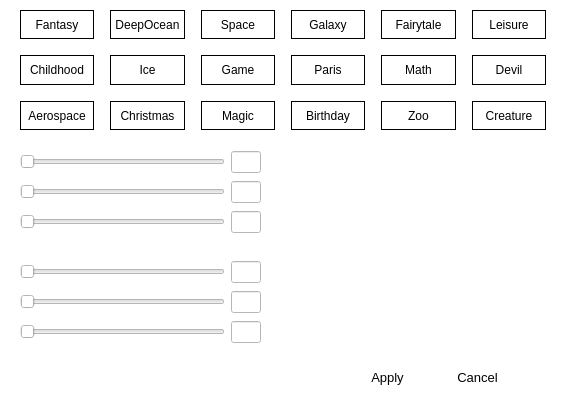
First picture: the form in style.ui, repository muxinyu1/q-chater-client, before the edit.
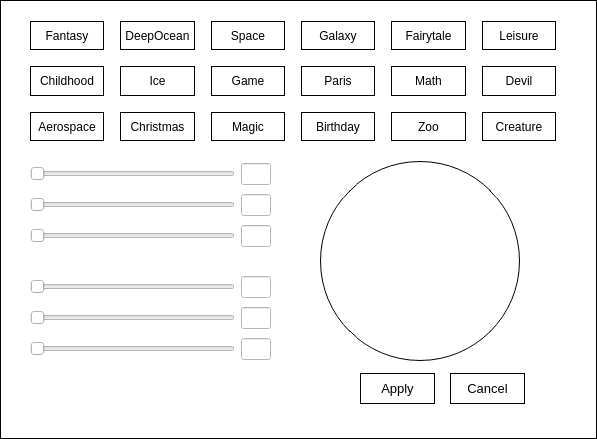
Second picture: the form after the edit. Custom widgets are drawn as their Qt base class.

Diff of the .ui file:
```diff
--- a/style.ui
+++ b/style.ui
@@ -6,8 +6,8 @@
    <rect>
     <x>0</x>
     <y>0</y>
-    <width>577</width>
-    <height>407</height>
+    <width>597</width>
+    <height>439</height>
    </rect>
   </property>
   <property name="minimumSize">
@@ -31,8 +31,8 @@
   <widget class="QWidget" name="gridLayoutWidget">
    <property name="geometry">
     <rect>
-     <x>20</x>
-     <y>10</y>
+     <x>30</x>
+     <y>21</y>
      <width>526</width>
      <height>120</height>
     </rect>
@@ -605,10 +605,10 @@
   <widget class="QWidget" name="gridLayoutWidget_2">
    <property name="geometry">
     <rect>
-     <x>20</x>
-     <y>149</y>
+     <x>30</x>
+     <y>160</y>
      <width>241</width>
-     <height>201</height>
+     <height>208</height>
     </rect>
    </property>
    <layout class="QGridLayout" name="gridLayout_2">
@@ -828,14 +828,14 @@
   <widget class="QLabel" name="label">
    <property name="geometry">
     <rect>
-     <x>310</x>
-     <y>150</y>
+     <x>320</x>
+     <y>161</y>
      <width>200</width>
      <height>200</height>
     </rect>
    </property>
    <property name="styleSheet">
-    <string notr="true">border-color: rgb(0, 0, 0);
+    <string notr="true">border: 1px solid black;
 border-radius:100px;
 </string>
    </property>
@@ -844,10 +844,13 @@
    </property>
   </widget>
   <widget class="QPushButton" name="pushButton_apply">
+   <property name="enabled">
+    <bool>true</bool>
+   </property>
    <property name="geometry">
     <rect>
-     <x>350</x>
-     <y>362</y>
+     <x>360</x>
+     <y>373</y>
      <width>75</width>
      <height>31</height>
     </rect>
@@ -860,10 +863,9 @@
    </property>
    <property name="styleSheet">
     <string notr="true">QPushButton{
-	color: rgb(255,255,255);
 	padding: 2px;
 	background-color:  rgba(255, 255, 255, 0);
-	border-color: rgb(0, 0, 0);
+	border: 1px solid black;
 	color: rgb(0, 0, 0);
 	border-radius: 0px;
 }
@@ -879,10 +881,13 @@
    </property>
   </widget>
   <widget class="QPushButton" name="pushButton_cancel">
+   <property name="enabled">
+    <bool>true</bool>
+   </property>
    <property name="geometry">
     <rect>
-     <x>440</x>
-     <y>362</y>
+     <x>450</x>
+     <y>373</y>
      <width>75</width>
      <height>31</height>
     </rect>
@@ -895,11 +900,10 @@
    </property>
    <property name="styleSheet">
     <string notr="true">QPushButton{
-	color: rgb(255,255,255);
+	color: rgb(0,0,0);
 	padding: 2px;
 	background-color:  rgba(255, 255, 255, 0);
-	border-color: rgb(0, 0, 0);
-	color: rgb(0, 0, 0);
+	border: 1px solid black;
 	border-radius: 0px;
 }
 QPushButton:hover{
@@ -913,6 +917,28 @@
     <string>Cancel</string>
    </property>
   </widget>
+  <widget class="QLabel" name="windowBorder">
+   <property name="enabled">
+    <bool>true</bool>
+   </property>
+   <property name="geometry">
+    <rect>
+     <x>0</x>
+     <y>0</y>
+     <width>597</width>
+     <height>439</height>
+    </rect>
+   </property>
+   <property name="styleSheet">
+    <string notr="true">background-color: rgba(255, 255, 255, 0);</string>
+   </property>
+   <property name="frameShape">
+    <enum>QFrame::Box</enum>
+   </property>
+   <property name="text">
+    <string/>
+   </property>
+  </widget>
  </widget>
  <customwidgets>
   <customwidget>
```
Left out of the diff: 690 changed lines with no effect on the pictures.
